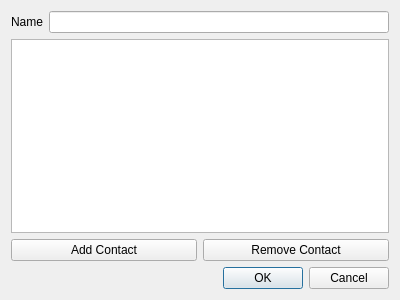
Qt form src/rxgrouplistdialog.ui (hmatuschek/qdmr) before a commit.
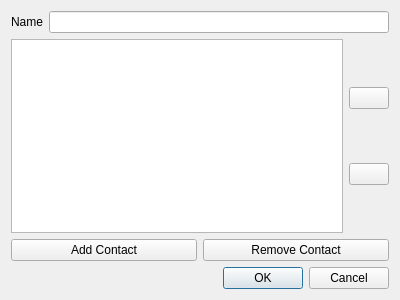
The same form after that commit. Icons and pictures are not drawn.

Commit message: Implemented reordering of RX group list members. Fixes #31.

What changed in the file:
```diff
--- a/src/rxgrouplistdialog.ui
+++ b/src/rxgrouplistdialog.ui
@@ -32,6 +32,8 @@
     </layout>
    </item>
    <item>
+    <layout class="QHBoxLayout" name="horizontalLayout_3">
+     <item>
     <widget class="QListWidget" name="groupListWidget">
      <property name="selectionMode">
       <enum>QAbstractItemView::ExtendedSelection</enum>
@@ -39,6 +41,34 @@
     </widget>
    </item>
    <item>
+      <layout class="QVBoxLayout" name="verticalLayout_2">
+       <item>
+        <widget class="QPushButton" name="groupUp">
+         <property name="text">
+          <string/>
+         </property>
+         <property name="icon">
+          <iconset resource="../shared/resources.qrc">
+           <normaloff>:/icons/up.png</normaloff>:/icons/up.png</iconset>
+         </property>
+        </widget>
+       </item>
+       <item>
+        <widget class="QPushButton" name="groupDown">
+         <property name="text">
+          <string/>
+         </property>
+         <property name="icon">
+          <iconset resource="../shared/resources.qrc">
+           <normaloff>:/icons/down.png</normaloff>:/icons/down.png</iconset>
+         </property>
+        </widget>
+       </item>
+      </layout>
+     </item>
+    </layout>
+   </item>
+   <item>
     <layout class="QHBoxLayout" name="horizontalLayout">
      <item>
       <widget class="QPushButton" name="addContact">
```
Left out of the diff: 4 changed lines with no effect on the pictures. Lines whose indentation alone changed are shown as unchanged. The commit also changes 3 other files.
